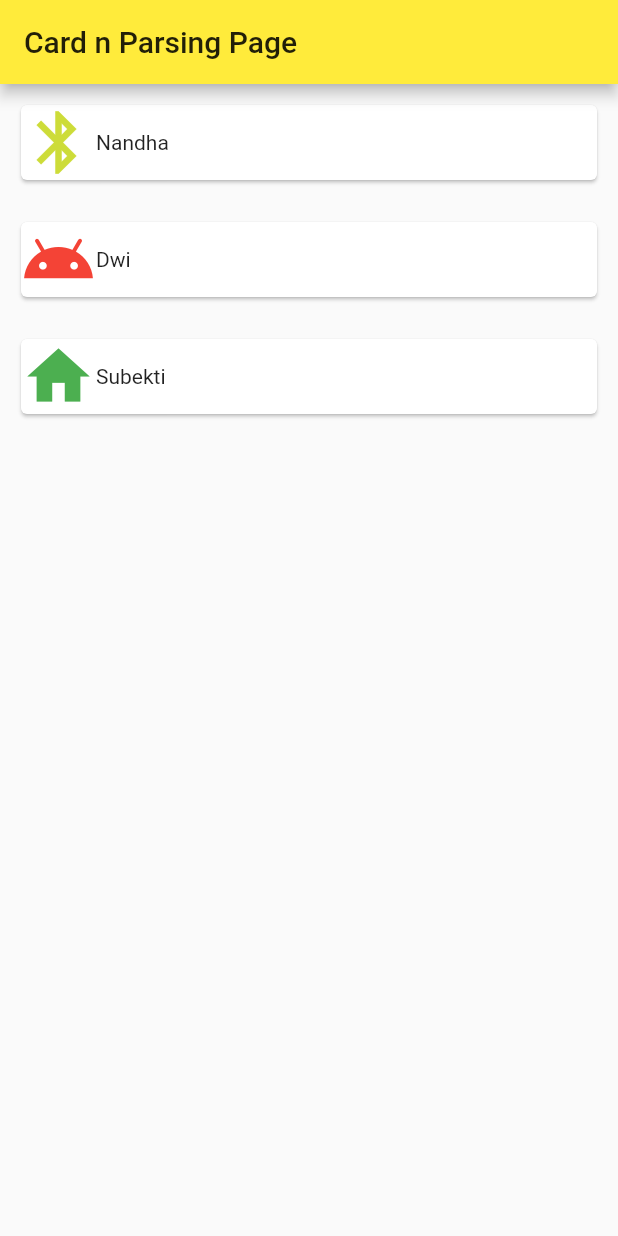
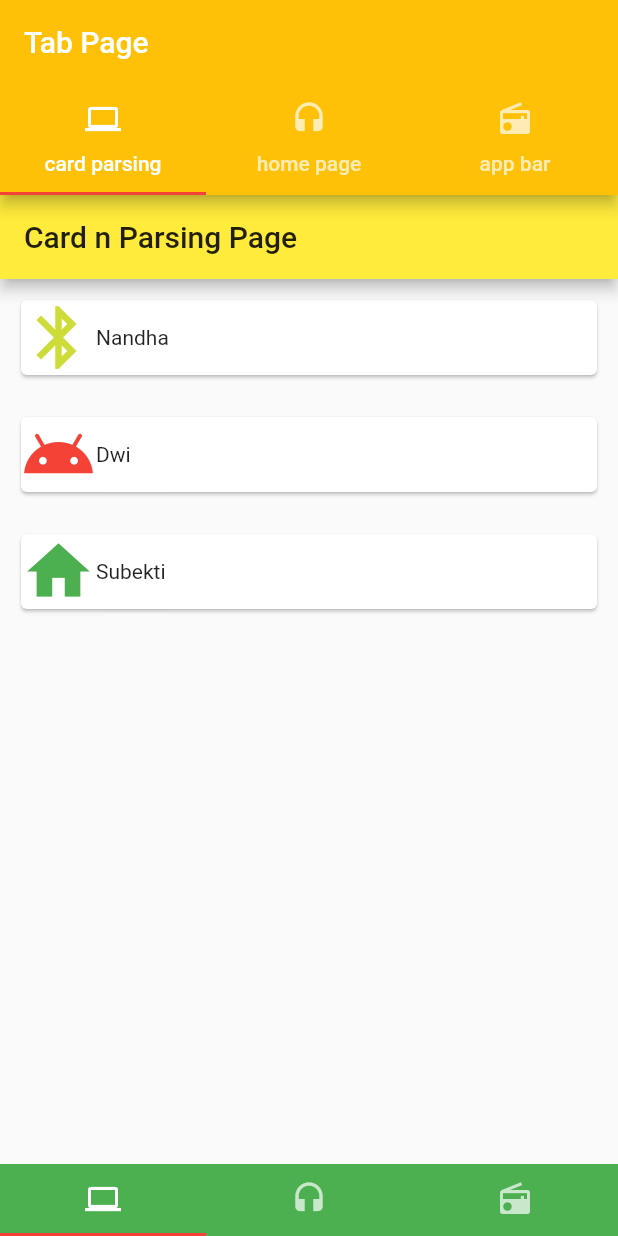
Before and after one commit to ndaciel/flutter_app1, a Flutter app: the screen it shows after launch, on a phone screen of 412 x 824 dp. Run offline on Flutter 3.47's test engine with Material 2 defaults, Android fonts, the phone set to English and light mode, and no system bars.

Commit message:
Tab Bar part 9

```diff
--- /dev/null
+++ b/lib/form_cardparsing.dart
@@ -0,0 +1,64 @@
+import 'package:flutter/material.dart';
+
+void main() => runApp(CardParsing());
+
+class CardParsing extends StatelessWidget {
+  @override
+  Widget build(BuildContext context) {
+    return MaterialApp(
+      title: 'Card n Parsing',
+      theme: ThemeData(
+        primarySwatch: Colors.yellow,
+      ),
+//      routes: <String,WidgetBuilder>{
+//        '/HelloWorldPage' :(BuildContext context) => HelloWorldPage(),
+//        '/MyApp' :(BuildContext context) => MyApp()
+//      },
+      home : Scaffold(
+        appBar : AppBar(
+          title: Text("Card n Parsing Page"),
+        ),
+        body : Container(
+          child : Column(
+            crossAxisAlignment: CrossAxisAlignment.stretch,
+            children: <Widget>[
+              ViewCardSaya(lIcon: Icons.bluetooth,lText: "Nandha",lColor: Colors.lime,),
+              ViewCardSaya(lIcon: Icons.android,lText: "Dwi",lColor: Colors.red,),
+              ViewCardSaya(lIcon: Icons.home,lText: "Subekti",lColor: Colors.green,),
+            ],
+          ),
+
+        ),
+      ),
+    );
+  }
+
+}
+
+class ViewCardSaya extends StatelessWidget{
+  ViewCardSaya({this.lIcon,this.lText,this.lColor});
+  final IconData lIcon;
+  final String lText;
+  final Color lColor;
+  @override
+  Widget build(BuildContext context){
+    return Container(
+      padding: EdgeInsets.all(10.0),
+      child: Card(
+        child: InkWell(
+            onTap: () => Navigator.of(context).pushNamed('/HelloWorldPage'),
+            child:
+            Row(
+              children: <Widget>[
+                Icon(lIcon,size: 50.0,color:lColor,),
+                Text(lText)
+              ],
+            )
+        ),
+
+
+      ),
+    );
+  }
+
+}
--- a/lib/main.dart
+++ b/lib/main.dart
@@ -1,81 +1,14 @@
 import 'package:flutter/material.dart';
+import 'form_cardparsing.dart' as cardparsing;
+import 'form_home_page.dart' as homepage;
+import 'form_app_bar.dart' as appbar;
 
-void main() => runApp(CardParsing());
-
-class MyApp extends StatelessWidget {
-  // This widget is the root of your application.
-  @override
-  Widget build(BuildContext context) {
-    return MaterialApp(
+void main() => runApp(MaterialApp(
 title: 'The Simple Flutter',
 theme: ThemeData(
 primarySwatch: Colors.red,
 ),
-      home: MyHomePage(title: 'Home Page'),
-      );
-  }
-}
-
-class CardParsing extends StatelessWidget {
-  @override
-  Widget build(BuildContext context) {
-    return MaterialApp(
-      title: 'Card n Parsing',
-      theme: ThemeData(
-        primarySwatch: Colors.yellow,
-      ),
-      routes: <String,WidgetBuilder>{
-        '/HelloWorldPage' :(BuildContext context) => HelloWorldPage(),
-        '/MyApp' :(BuildContext context) => MyApp()
-      },
-      home : Scaffold(
-        appBar : AppBar(
-          title: Text("Card n Parsing Page"),
-        ),
-        body : Container(
-          child : Column(
-            crossAxisAlignment: CrossAxisAlignment.stretch,
-            children: <Widget>[
-              ViewCardSaya(lIcon: Icons.bluetooth,lText: "Nandha",lColor: Colors.lime,),
-              ViewCardSaya(lIcon: Icons.android,lText: "Dwi",lColor: Colors.red,),
-              ViewCardSaya(lIcon: Icons.home,lText: "Subekti",lColor: Colors.green,),
-            ],
-          ),
-
-        ),
-      ),
-    );
-  }
-
-}
-
-class ViewCardSaya extends StatelessWidget{
-  ViewCardSaya({this.lIcon,this.lText,this.lColor});
-  final IconData lIcon;
-  final String lText;
-  final Color lColor;
-  @override
-  Widget build(BuildContext context){
-    return Container(
-          padding: EdgeInsets.all(10.0),
-          child: Card(
-              child: InkWell(
-                  onTap: () => Navigator.of(context).pushNamed('/HelloWorldPage'),
-                  child:
-                  Row(
-                    children: <Widget>[
-                      Icon(lIcon,size: 50.0,color:lColor,),
-                      Text(lText)
-                    ],
-                  )
-              ),
-
-
-          ),
-    );
-  }
-
-}
+home: TabBarPage()),);
 
 class HelloWorldPage extends StatelessWidget {
   @override
@@ -146,135 +79,62 @@ class StylingPage extends StatelessWidget{
 }
 }
 
-class AppBarPage extends StatelessWidget {
+class TabBarPage extends StatefulWidget {
   @override
-  Widget build(BuildContext context) {
-    return MaterialApp(
-      title: 'The Simple Flutter',
-
-      theme: ThemeData(
-        primarySwatch: Colors.red,
-      ),
-      //home: MyHomePage(title: 'Home Page'),
-      home : Scaffold(
-        backgroundColor: Colors.limeAccent,
-        appBar : AppBar(
-          leading: Icon(Icons.home),
-          title: Center( child : Text("App Bar Page")),
-          actions: <Widget>[Icon(Icons.search)],
-        ),
-        body : Container(
-          child : Column(
-            children: <Widget>[
-              Icon(Icons.android,
-                size:70.0,
-                color: Colors.red),
-
-              Row(children: <Widget>[
-                Icon(Icons.airplay,
-                    size:70.0,
-                    color: Colors.red),
-                Icon(Icons.airplay,
-                    size:70.0,
-                    color: Colors.red),
-                Icon(Icons.airplay,
-                    size:70.0,
-                    color: Colors.red),
-              ],),
-              Icon(Icons.pregnant_woman,
-                  size:70.0,
-                  color: Colors.red)
-            ],
-          ),
-
-        ),
-      ),
-    );
+  _TabBarPageState createState() => _TabBarPageState();
 }
 
+class _TabBarPageState extends State<TabBarPage> with SingleTickerProviderStateMixin{
+  TabController  controller;
+
+  @override
+  void initState() {
+    controller = new TabController(vsync: this,length: 3);
+    super.initState();
   }
 
-class MyHomePage extends StatefulWidget {
-  MyHomePage({Key key, this.title}) : super(key: key);
-
-  // This widget is the home page of your application. It is stateful, meaning
-  // that it has a State object (defined below) that contains fields that affect
-  // how it looks.
-
-  // This class is the configuration for the state. It holds the values (in this
-  // case the title) provided by the parent (in this case the App widget) and
-  // used by the build method of the State. Fields in a Widget subclass are
-  // always marked "final".
-
-  final String title;
-
   @override
-  _MyHomePageState createState() => _MyHomePageState();
-}
-
-class _MyHomePageState extends State<MyHomePage> {
-  int _counter = 0;
-
-  void _incrementCounter() {
-    setState(() {
-      // This call to setState tells the Flutter framework that something has
-      // changed in this State, which causes it to rerun the build method below
-      // so that the display can reflect the updated values. If we changed
-      // _counter without calling setState(), then the build method would not be
-      // called again, and so nothing would appear to happen.
-      _counter++;
-    });
+  void dispose() {
+    controller.dispose();
+    super.dispose();
   }
 
   @override
   Widget build(BuildContext context) {
-    // This method is rerun every time setState is called, for instance as done
-    // by the _incrementCounter method above.
-    //
-    // The Flutter framework has been optimized to make rerunning build methods
-    // fast, so that you can just rebuild anything that needs updating rather
-    // than having to individually change instances of widgets.
     return Scaffold(
       appBar: AppBar(
-        // Here we take the value from the MyHomePage object that was created by
-        // the App.build method, and use it to set our appbar title.
-        title: Text(widget.title),
-      ),
-      body: Center(
-        // Center is a layout widget. It takes a single child and positions it
-        // in the middle of the parent.
-        child: Column(
-          // Column is also a layout widget. It takes a list of children and
-          // arranges them vertically. By default, it sizes itself to fit its
-          // children horizontally, and tries to be as tall as its parent.
-          //
-          // Invoke "debug painting" (press "p" in the console, choose the
-          // "Toggle Debug Paint" action from the Flutter Inspector in Android
-          // Studio, or the "Toggle Debug Paint" command in Visual Studio Code)
-          // to see the wireframe for each widget.
-          //
-          // Column has various properties to control how it sizes itself and
-          // how it positions its children. Here we use mainAxisAlignment to
-          // center the children vertically; the main axis here is the vertical
-          // axis because Columns are vertical (the cross axis would be
-          // horizontal).
-          mainAxisAlignment: MainAxisAlignment.center,
-          children: <Widget>[
-            Text(
-              'You have pushed the button this many times:',
-            ),
-            Text(
-              '$_counter',
-              style: Theme.of(context).textTheme.display1,
-            ),
+        backgroundColor: Colors.amber,
+        title: Text("Tab Page"),
+        bottom: TabBar(
+          controller: controller,
+          tabs: <Widget>[
+            Tab(icon: Icon(Icons.computer),text: 'card parsing',),
+            Tab(icon: Icon(Icons.headset),text : 'home page'),
+            Tab(icon: Icon(Icons.radio), text : 'app bar'),
           ],
         ),
       ),
-      floatingActionButton: FloatingActionButton(
-        onPressed: _incrementCounter,
-        tooltip: 'Increment',
-        child: Icon(Icons.add),
-      ), // This trailing comma makes auto-formatting nicer for build methods.
+
+      body: TabBarView(
+          controller: controller,
+          children: <Widget>[
+            cardparsing.CardParsing(),
+            homepage.MyApp(),
+            appbar.AppBarPage(),
+          ]),
+
+      bottomNavigationBar: Material(
+        color: Colors.green,
+        child: TabBar(
+          controller: controller,
+          tabs: <Widget>[
+            Tab(icon: Icon(Icons.computer),),
+            Tab(icon: Icon(Icons.headset),),
+            Tab(icon: Icon(Icons.radio),),
+          ],
+        ),
+      ),
       );
+
   }
 }
```
Also changed, not shown: lib/form_app_bar.dart (added, +51 -0 lines), lib/form_home_page.dart (added, +69 -0 lines), 1 other file. Lines whose indentation alone changed are shown as unchanged.
